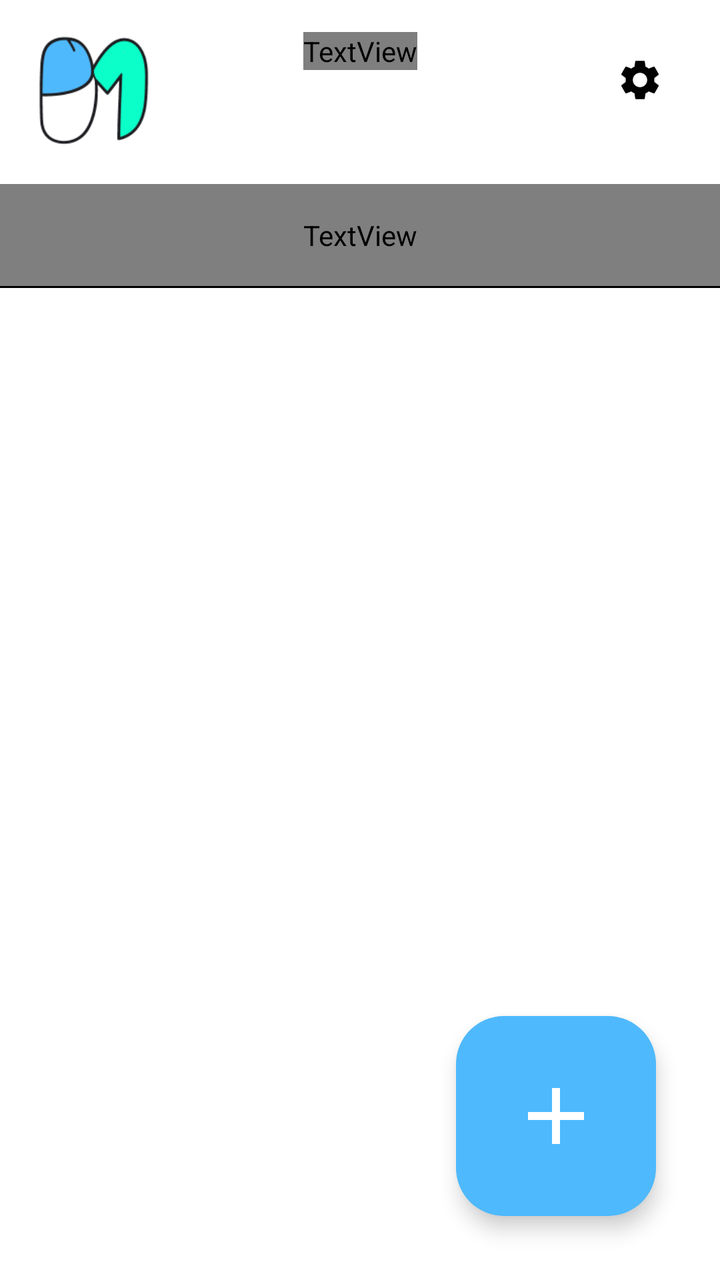
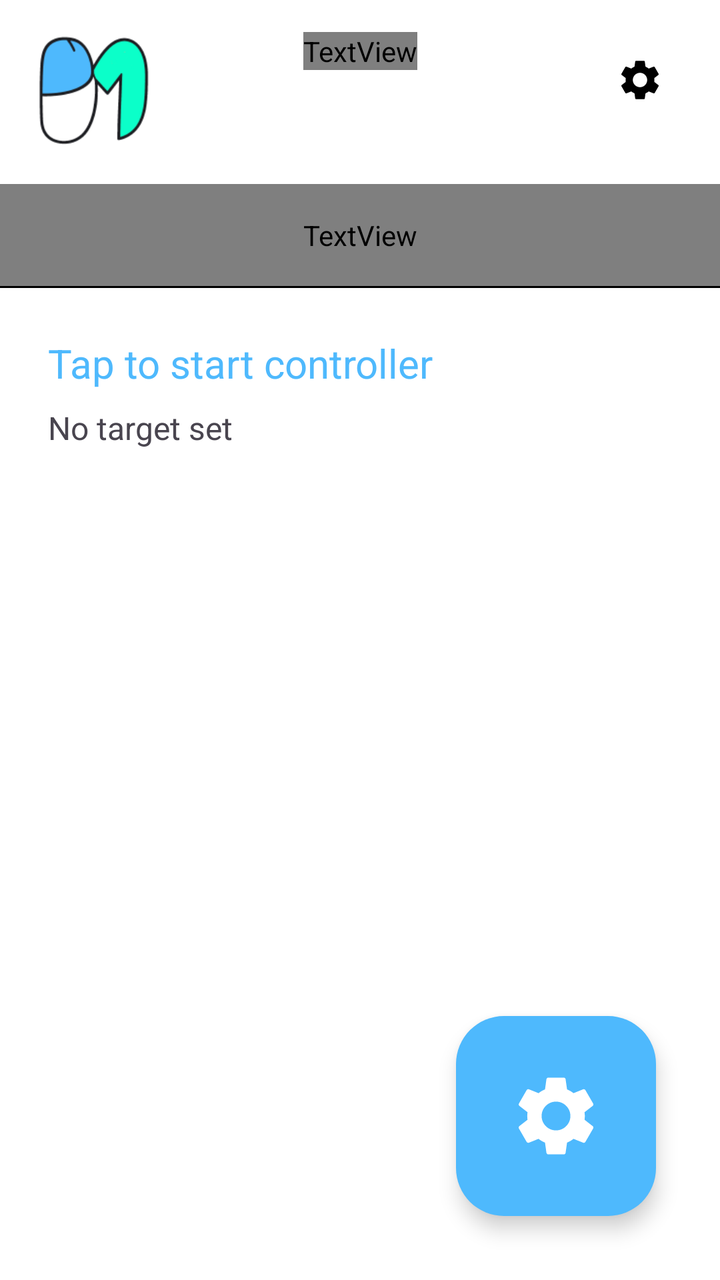

An Android layout rendered at two revisions. The XML below is the earlier revision; the diff shows what the commit changed to produce the second picture.
<!-- AndroidManifest.xml: application theme Theme.Phomouse -->
<!-- res/layout/screen_index.xml -->
<?xml version="1.0" encoding="utf-8"?>
<androidx.constraintlayout.widget.ConstraintLayout xmlns:android="http://schemas.android.com/apk/res/android"
    xmlns:app="http://schemas.android.com/apk/res-auto"
    android:id="@+id/screen_index"
    android:layout_width="match_parent"
    android:layout_height="match_parent"
    android:background="@color/white">

    
    <androidx.constraintlayout.widget.ConstraintLayout
        android:id="@+id/header_index"
        android:layout_width="match_parent"
        android:layout_height="wrap_content"
        android:padding="16dp"
        app:layout_constraintTop_toTopOf="parent">

        <ImageView
            android:id="@+id/logo_index"
            android:layout_width="60dp"
            android:layout_height="60dp"
            android:src="@drawable/ic_logo"
            android:contentDescription="Logo"
            app:layout_constraintStart_toStartOf="parent"
            app:layout_constraintTop_toTopOf="parent" />

        <TextView
            android:layout_width="wrap_content"
            android:layout_height="wrap_content"
            android:text="DEVICE\nSCREEN"
            android:textSize="32sp"
            android:textStyle="bold"
            android:textColor="@color/black"
            android:gravity="center"
            android:fontFamily="?attr/mainFontFamily"
            app:layout_constraintStart_toStartOf="parent"
            app:layout_constraintEnd_toEndOf="parent"
            app:layout_constraintTop_toTopOf="parent" />

        <ImageButton
            android:id="@+id/btn_settings_index"
            android:layout_width="48dp"
            android:layout_height="48dp"
            android:src="@drawable/ic_settings"
            android:contentDescription="Settings"
            android:background="?attr/selectableItemBackgroundBorderless"
            app:layout_constraintEnd_toEndOf="parent"
            app:layout_constraintTop_toTopOf="parent" />

    </androidx.constraintlayout.widget.ConstraintLayout>

    <TextView
        android:id="@+id/title_paired"
        android:layout_width="match_parent"
        android:layout_height="wrap_content"
        android:text="Paired Devices"
        android:textSize="28sp"
        android:textStyle="bold"
        android:textColor="@color/black"
        android:paddingHorizontal="24dp"
        android:paddingVertical="16dp"
        android:fontFamily="?attr/mainFontFamily"
        app:layout_constraintTop_toBottomOf="@id/header_index" />

    <View
        android:id="@+id/divider_index"
        android:layout_width="match_parent"
        android:layout_height="1dp"
        android:background="@color/black"
        app:layout_constraintTop_toBottomOf="@id/title_paired" />

    <androidx.recyclerview.widget.RecyclerView
        android:id="@+id/rv_paired_devices"
        android:layout_width="match_parent"
        android:layout_height="0dp"
        app:layout_constraintTop_toBottomOf="@id/divider_index"
        app:layout_constraintBottom_toBottomOf="parent"
        android:paddingVertical="8dp" />

    
    <com.google.android.material.floatingactionbutton.FloatingActionButton
        android:id="@+id/fab_add"
        android:layout_width="wrap_content"
        android:layout_height="wrap_content"
        android:layout_margin="32dp"
        app:srcCompat="@drawable/ic_add"
        app:fabCustomSize="100dp"
        app:maxImageSize="48dp"
        android:backgroundTint="@color/primary"
        app:tint="@color/white"
        android:contentDescription="Add Device"
        app:layout_constraintBottom_toBottomOf="parent"
        app:layout_constraintEnd_toEndOf="parent"
        app:shapeAppearanceOverlay="@style/ShapeAppearance.Phomouse.RoundedFAB"/>

</androidx.constraintlayout.widget.ConstraintLayout>
<!-- resources referenced by this layout -->
<resources>
  <color name="black">#FF000000</color>
  <color name="primary">#4EB9FD</color>
  <color name="white">#FFFFFFFF</color>
  <!-- drawable ic_add (drawable) -->
  <vector xmlns:android="http://schemas.android.com/apk/res/android"
      android:width="24dp"
      android:height="24dp"
      android:viewportWidth="24"
      android:viewportHeight="24">
      <path
          android:fillColor="#000000"
          android:pathData="M19,13h-6v6h-2v-6H5v-2h6V5h2v6h6v2z"/>
  </vector>
  <!-- drawable ic_logo: png bitmap (drawable, 10094 bytes) -->
  <!-- drawable ic_settings (drawable) -->
  <vector xmlns:android="http://schemas.android.com/apk/res/android"
      android:width="24dp"
      android:height="24dp"
      android:viewportWidth="24"
      android:viewportHeight="24">
      <path
          android:fillColor="#000000"
          android:pathData="M19.14,12.94c0.04,-0.3 0.06,-0.61 0.06,-0.94c0,-0.32 -0.02,-0.64 -0.07,-0.94l2.03,-1.58c0.18,-0.14 0.23,-0.41 0.12,-0.61l-1.92,-3.32c-0.12,-0.22 -0.37,-0.29 -0.59,-0.22l-2.39,0.96c-0.5,-0.38 -1.03,-0.7 -1.62,-0.94L14.4,2.81c-0.04,-0.24 -0.24,-0.41 -0.48,-0.41h-3.84c-0.24,0 -0.43,0.17 -0.47,0.41l-0.36,2.54c-0.59,0.24 -1.13,0.57 -1.62,0.94l-2.39,-0.96c-0.22,-0.08 -0.47,0 -0.59,0.22L2.74,8.87c-0.12,0.21 -0.08,0.47 0.12,0.61l2.03,1.58C4.84,11.36 4.81,11.67 4.81,12s0.02,0.64 0.07,0.94l-2.03,1.58c-0.18,0.14 -0.23,0.41 -0.12,0.61l1.92,3.32c0.12,0.22 0.37,0.29 0.59,0.22l2.39,-0.96c0.5,0.38 1.03,0.7 1.62,0.94l0.36,2.54c0.05,0.24 0.24,0.41 0.48,0.41h3.84c0.24,0 0.44,-0.17 0.47,-0.41l0.36,-2.54c0.59,-0.24 1.13,-0.56 1.62,-0.94l2.39,0.96c0.22,0.08 0.47,0 0.59,-0.22l1.92,-3.32c0.12,-0.21 0.07,-0.47 -0.12,-0.61L19.14,12.94zM12,15.6c-1.98,0 -3.6,-1.62 -3.6,-3.6s1.62,-3.6 3.6,-3.6s3.6,1.62 3.6,3.6S13.98,15.6 12,15.6z"/>
  </vector>
  <style name="ShapeAppearance.Phomouse.RoundedFAB" parent="ShapeAppearance.Material3.MediumComponent">
          <item name="cornerFamily">rounded</item>
          <item name="cornerSize">24dp</item>
      </style>
  <style name="Theme.Phomouse" parent="Base.Theme.Phomouse" />
  <style name="Base.Theme.Phomouse" parent="Theme.Material3.DayNight.NoActionBar">
          <item name="colorPrimary">@color/primary</item>
          <item name="colorAccent">@color/accent</item>
          <item name="android:windowBackground">@color/white</item>
          <item name="mainFontFamily">@font/atkinson</item>
      </style>
  <color name="accent">#0BFEC8</color>
</resources>

<!-- the commit's change to res/layout/screen_index.xml (unified diff, before → after) -->
@@ -26,7 +26,7 @@
         <TextView
             android:layout_width="wrap_content"
             android:layout_height="wrap_content"
-            android:text="DEVICE\nSCREEN"
+            android:text="PHOMOUSE\nWIFI"
             android:textSize="32sp"
             android:textStyle="bold"
             android:textColor="@color/black"
@@ -52,7 +52,7 @@
         android:id="@+id/title_paired"
         android:layout_width="match_parent"
         android:layout_height="wrap_content"
-        android:text="Paired Devices"
+        android:text="Connection Status"
         android:textSize="28sp"
         android:textStyle="bold"
         android:textColor="@color/black"
@@ -68,13 +68,33 @@
         android:background="@color/black"
         app:layout_constraintTop_toBottomOf="@id/title_paired" />
 
-    <androidx.recyclerview.widget.RecyclerView
+    <LinearLayout
         android:id="@+id/rv_paired_devices"
         android:layout_width="match_parent"
-        android:layout_height="0dp"
-        app:layout_constraintTop_toBottomOf="@id/divider_index"
-        app:layout_constraintBottom_toBottomOf="parent"
-        android:paddingVertical="8dp" />
+        android:layout_height="wrap_content"
+        android:orientation="vertical"
+        android:padding="24dp"
+        android:clickable="true"
+        android:focusable="true"
+        android:background="?attr/selectableItemBackground"
+        app:layout_constraintTop_toBottomOf="@id/divider_index">
+
+        <TextView
+            android:layout_width="wrap_content"
+            android:layout_height="wrap_content"
+            android:text="Tap to start controller"
+            android:textSize="20sp"
+            android:textColor="@color/primary" />
+
+        <TextView
+            android:id="@+id/tv_current_target"
+            android:layout_width="wrap_content"
+            android:layout_height="wrap_content"
+            android:text="No target set"
+            android:textSize="16sp"
+            android:layout_marginTop="8dp" />
+
+    </LinearLayout>
 
     
     <com.google.android.material.floatingactionbutton.FloatingActionButton
@@ -82,12 +102,12 @@
         android:layout_width="wrap_content"
         android:layout_height="wrap_content"
         android:layout_margin="32dp"
-        app:srcCompat="@drawable/ic_add"
+        app:srcCompat="@drawable/ic_settings"
         app:fabCustomSize="100dp"
         app:maxImageSize="48dp"
         android:backgroundTint="@color/primary"
         app:tint="@color/white"
-        android:contentDescription="Add Device"
+        android:contentDescription="Configure WiFi"
         app:layout_constraintBottom_toBottomOf="parent"
         app:layout_constraintEnd_toEndOf="parent"
         app:shapeAppearanceOverlay="@style/ShapeAppearance.Phomouse.RoundedFAB"/>
<!-- resource entries referenced after the edit -->
@@ -3,16 +3,6 @@
   <color name="black">#FF000000</color>
   <color name="primary">#4EB9FD</color>
   <color name="white">#FFFFFFFF</color>
-  <!-- drawable ic_add (drawable) -->
-  <vector xmlns:android="http://schemas.android.com/apk/res/android"
-      android:width="24dp"
-      android:height="24dp"
-      android:viewportWidth="24"
-      android:viewportHeight="24">
-      <path
-          android:fillColor="#000000"
-          android:pathData="M19,13h-6v6h-2v-6H5v-2h6V5h2v6h6v2z"/>
-  </vector>
   <!-- drawable ic_logo: png bitmap (drawable, 10094 bytes) -->
   <!-- drawable ic_settings (drawable) -->
   <vector xmlns:android="http://schemas.android.com/apk/res/android"
